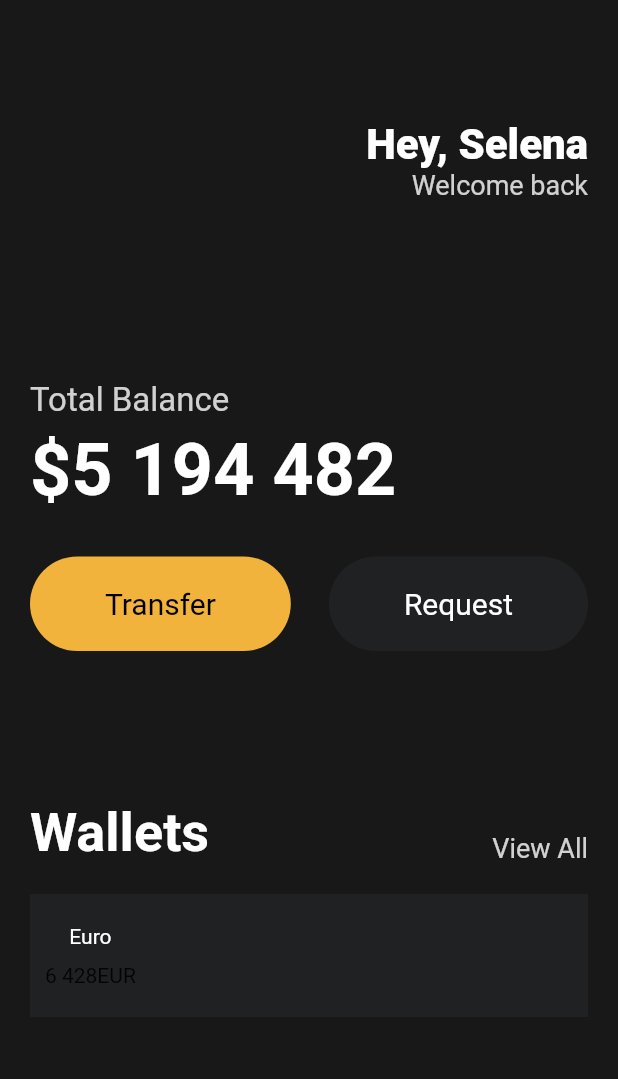
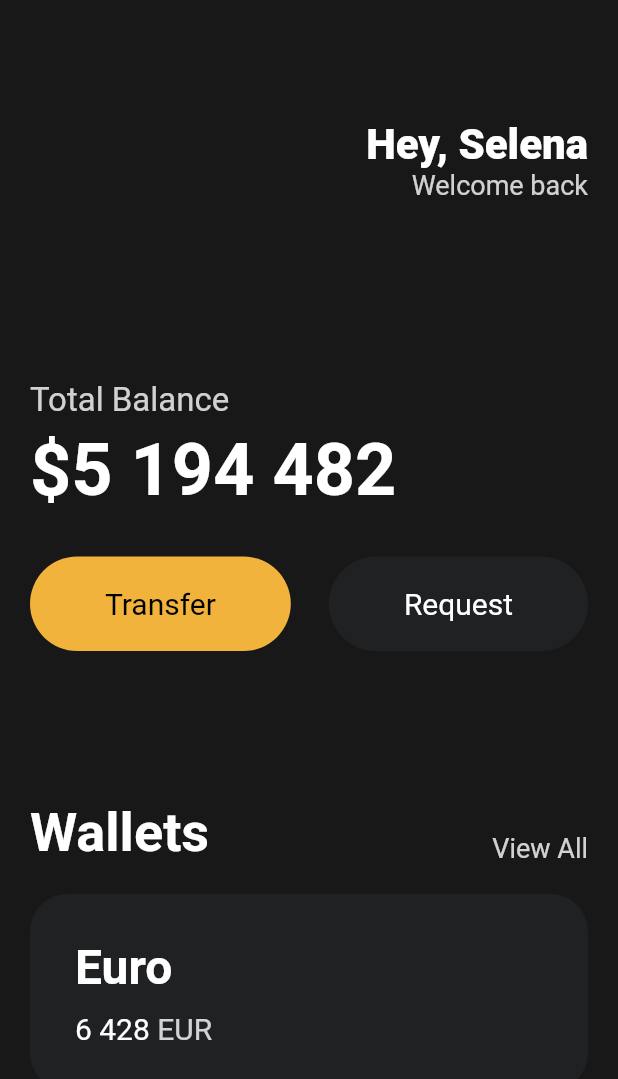
Before and after one commit to PearlKang/Nomadcoders, a Flutter app: the screen it shows after launch, on a phone screen of 412 x 824 dp. Shown: the top 1079 px of the screen. Run offline on Flutter 3.47's test engine with Material 2 defaults, Android fonts, the phone set to English and light mode, and no system bars.

Commit message:
2023.02.16

```diff
--- a/Program/Flutter/toonflix/lib/main.dart
+++ b/Program/Flutter/toonflix/lib/main.dart
@@ -118,31 +118,47 @@ class App extends StatelessWidget {
                 height: 20,
               ),
               Container(
-                decoration: const BoxDecoration(
-                  color: Color(0xFF1F2123),
+                decoration: BoxDecoration(
+                  color: const Color(0xFF1F2123),
+                  borderRadius: BorderRadius.circular(25),
                 ),
                 child: Padding(
-                  padding: const EdgeInsets.symmetric(
-                    vertical: 20,
-                    horizontal: 10,
-                  ),
+                  padding: const EdgeInsets.all(30),
                   child: Row(
                     children: [
                       Column(
+                        crossAxisAlignment: CrossAxisAlignment.start,
                         children: [
                           const Text(
                             "Euro",
                             style: TextStyle(
                               color: Colors.white,
+                              fontSize: 32,
+                              fontWeight: FontWeight.w600,
                             ),
                           ),
                           const SizedBox(
                             height: 10,
                           ),
                           Row(
-                            children: const [
-                              Text("6 428"),
-                              Text("EUR"),
+                            children: [
+                              const Text(
+                                "6 428",
+                                style: TextStyle(
+                                  color: Colors.white,
+                                  fontSize: 20,
+                                ),
+                              ),
+                              const SizedBox(
+                                width: 5,
+                              ),
+                              Text(
+                                "EUR",
+                                style: TextStyle(
+                                  color: Colors.white.withOpacity(0.8),
+                                  fontSize: 20,
+                                ),
+                              ),
                             ],
                           ),
                         ],
```
